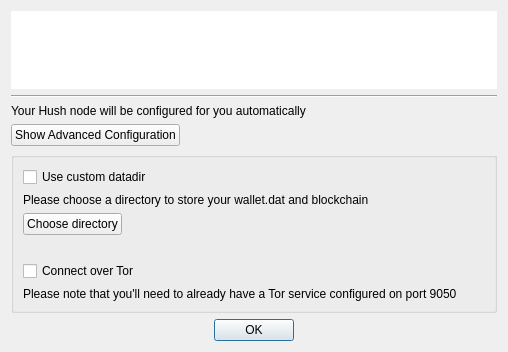
This is src/createzcashconfdialog.ui in ZcashFoundation/zecwallet as Qt 5 draws it before an edit. The edited form follows.
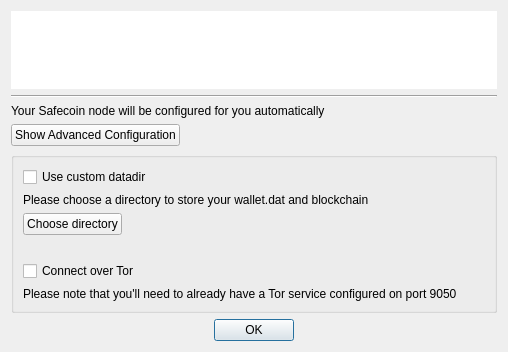
This is the edited form. Custom widgets are drawn as their Qt base class.

Patch:
```diff
--- a/src/createzcashconfdialog.ui
+++ b/src/createzcashconfdialog.ui
@@ -83,7 +83,7 @@
    <item row="2" column="1">
     <widget class="QLabel" name="label">
      <property name="text">
-      <string>Your Hush node will be configured for you automatically</string>
+      <string>Your Safecoin node will be configured for you automatically</string>
      </property>
      <property name="alignment">
       <set>Qt::AlignLeading|Qt::AlignLeft|Qt::AlignVCenter</set>
```
Left out of the diff: 2 changed lines with no effect on the pictures.
